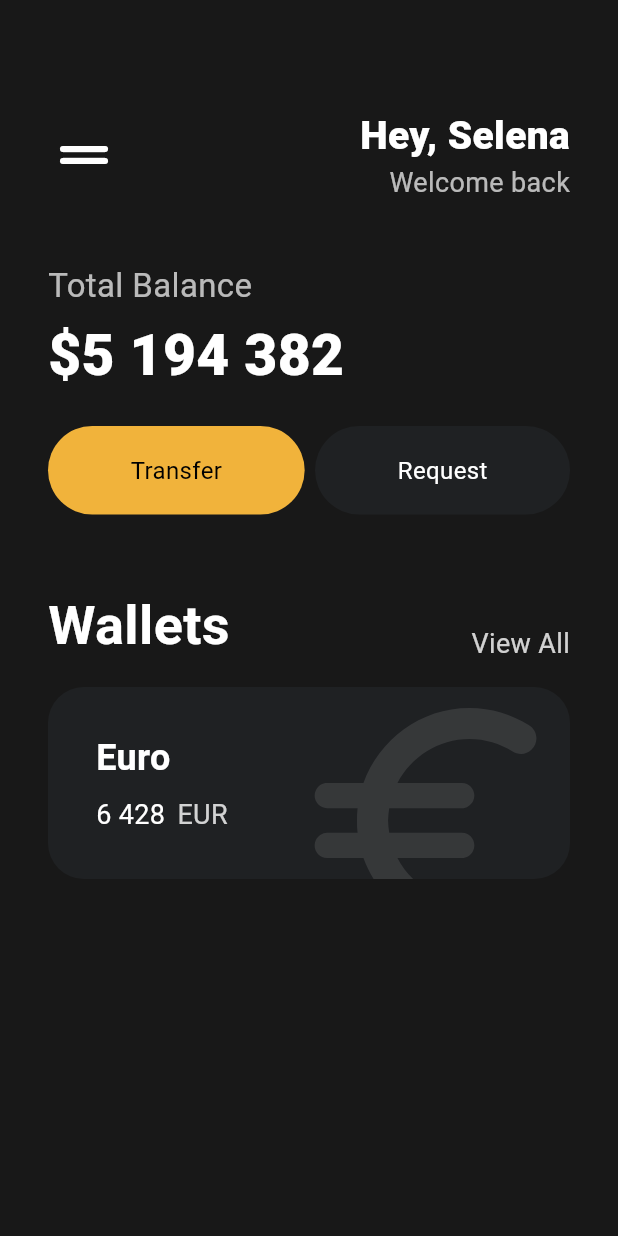
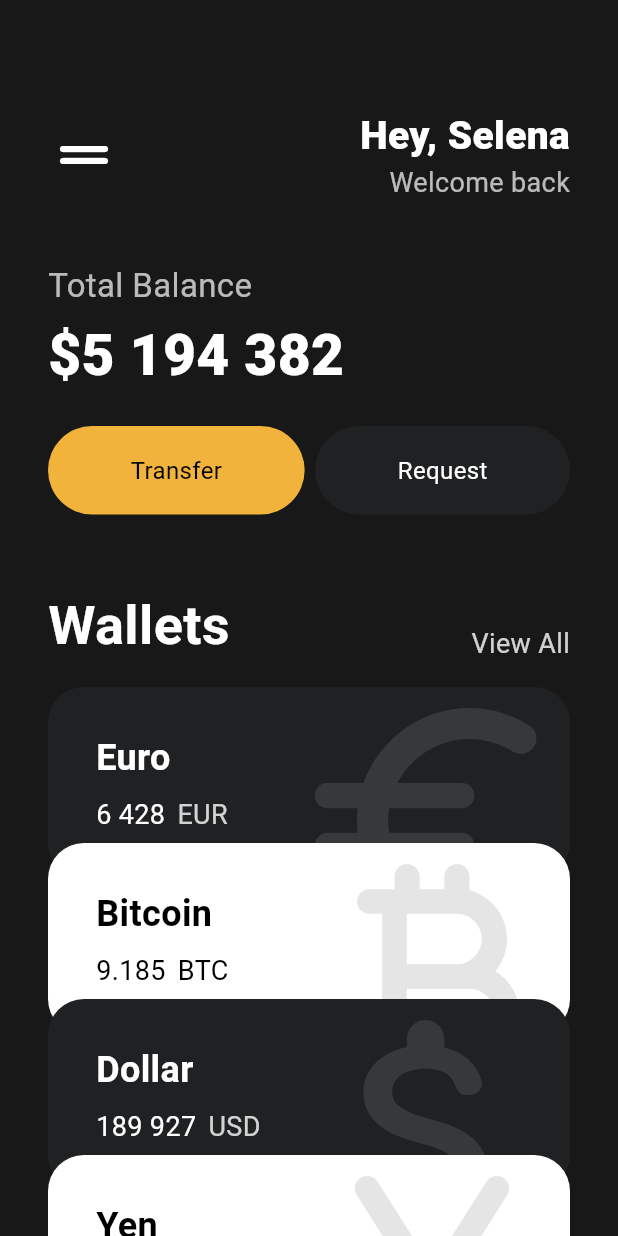
Before and after one commit to Noah-TaeHwan/flutter_1, a Flutter app: the screen it shows after launch, on a phone screen of 412 x 824 dp. Run offline on Flutter 3.47's test engine with Material 3 defaults, Android fonts, the phone set to English and light mode, and no system bars.

Commit message:
#3.8 Reusable Cards

```diff
--- a/lib/main.dart
+++ b/lib/main.dart
@@ -1,5 +1,6 @@
 import 'package:flutter/material.dart';
 import 'package:toonflix/widgets/button.dart';
+import 'package:toonflix/widgets/currency_card.dart';
 
 void main() {
   runApp(const App());
@@ -13,7 +14,8 @@ class App extends StatelessWidget {
     return MaterialApp(
       home: Scaffold(
         backgroundColor: const Color(0xFF181818),
-        body: Padding(
+        body: SingleChildScrollView(
+          child: Padding(
             padding: const EdgeInsets.all(32),
             child: Column(
               crossAxisAlignment: CrossAxisAlignment.start,
@@ -120,69 +122,47 @@ class App extends StatelessWidget {
                 const SizedBox(
                   height: 16,
                 ),
-              Container(
-                clipBehavior: Clip.hardEdge,
-                decoration: const BoxDecoration(
-                    color: Color(0xff1f2123),
-                    borderRadius: BorderRadius.all(Radius.circular(24))),
-                child: Padding(
-                  padding:
-                      const EdgeInsets.symmetric(vertical: 24, horizontal: 32),
-                  child: Row(
-                    mainAxisAlignment: MainAxisAlignment.spaceBetween,
-                    children: [
-                      Column(
-                        crossAxisAlignment: CrossAxisAlignment.start,
-                        children: [
-                          const Text(
-                            'Euro',
-                            style: TextStyle(
-                                color: Colors.white,
-                                fontSize: 24,
-                                fontWeight: FontWeight.w600),
+                const CurrencyCard(
+                  name: 'Euro',
+                  code: 'EUR',
+                  amount: '6 428',
+                  icon: Icons.euro_rounded,
+                  isInverted: true,
                 ),
-                          const SizedBox(height: 8),
-                          Row(
-                            children: [
-                              const Text(
-                                "6 428",
-                                style: TextStyle(
-                                  color: Color(0xffffffff),
-                                  fontSize: 18,
+                Transform.translate(
+                  offset: const Offset(0, -24),
+                  child: const CurrencyCard(
+                    name: 'Bitcoin',
+                    code: 'BTC',
+                    amount: '9.185',
+                    icon: Icons.currency_bitcoin_rounded,
+                    isInverted: false,
                   ),
                 ),
-                              const SizedBox(
-                                width: 8,
-                              ),
-                              Text(
-                                "EUR",
-                                style: TextStyle(
-                                  color: Colors.white.withOpacity(0.8),
-                                  fontSize: 18,
+                Transform.translate(
+                  offset: const Offset(0, -48),
+                  child: const CurrencyCard(
+                    name: 'Dollar',
+                    code: 'USD',
+                    amount: '189 927',
+                    icon: Icons.attach_money_rounded,
+                    isInverted: true,
                   ),
                 ),
-                            ],
-                          ),
-                        ],
-                      ),
-                      Transform.scale(
-                        scale: 2.5,
-                        child: Transform.translate(
-                          offset: const Offset(-8, 10),
-                          child: Icon(
-                            Icons.euro_rounded,
-                            color: Colors.white.withOpacity(0.1),
-                            size: 80,
-                          ),
+                Transform.translate(
+                  offset: const Offset(0, -72),
+                  child: const CurrencyCard(
+                    name: 'Yen',
+                    code: 'YEN',
+                    amount: '182 992 7',
+                    icon: Icons.currency_yen_rounded,
+                    isInverted: false,
                   ),
                 ),
               ],
             ),
           ),
         ),
-            ],
-          ),
-        ),
       ),
     );
   }
--- /dev/null
+++ b/lib/widgets/currency_card.dart
@@ -0,0 +1,90 @@
+import 'package:flutter/material.dart';
+
+class CurrencyCard extends StatelessWidget {
+  const CurrencyCard({
+    super.key,
+    required this.name,
+    required this.code,
+    required this.amount,
+    required this.icon,
+    required this.isInverted,
+  });
+
+  final _blackColor = const Color(0xff1f2123);
+  final String name, code, amount;
+  final IconData icon;
+  final bool isInverted;
+
+  @override
+  Widget build(BuildContext context) {
+    return Container(
+      clipBehavior: Clip.hardEdge,
+      decoration: BoxDecoration(
+        color: isInverted ? _blackColor : Colors.white,
+        borderRadius: const BorderRadius.all(
+          Radius.circular(24),
+        ),
+      ),
+      child: Padding(
+        padding: const EdgeInsets.symmetric(
+          vertical: 24,
+          horizontal: 32,
+        ),
+        child: Row(
+          mainAxisAlignment: MainAxisAlignment.spaceBetween,
+          children: [
+            Column(
+              crossAxisAlignment: CrossAxisAlignment.start,
+              children: [
+                Text(
+                  name,
+                  style: TextStyle(
+                      color: isInverted ? Colors.white : Colors.black,
+                      fontSize: 24,
+                      fontWeight: FontWeight.w600),
+                ),
+                const SizedBox(height: 8),
+                Row(
+                  children: [
+                    Text(
+                      amount,
+                      style: TextStyle(
+                        color: isInverted ? Colors.white : Colors.black,
+                        fontSize: 18,
+                      ),
+                    ),
+                    const SizedBox(
+                      width: 8,
+                    ),
+                    Text(
+                      code,
+                      style: TextStyle(
+                        color: isInverted
+                            ? Colors.white.withOpacity(0.8)
+                            : Colors.black,
+                        fontSize: 18,
+                      ),
+                    ),
+                  ],
+                ),
+              ],
+            ),
+            Transform.scale(
+              scale: 2.5,
+              child: Transform.translate(
+                offset: const Offset(-8, 10),
+                child: Icon(
+                  icon,
+                  color: isInverted
+                      ? Colors.white.withOpacity(0.1)
+                      : Colors.black.withOpacity(0.1),
+                  size: 80,
+                ),
+              ),
+            ),
+          ],
+        ),
+      ),
+    );
+  }
+}
```
Lines whose indentation alone changed are shown as unchanged.
